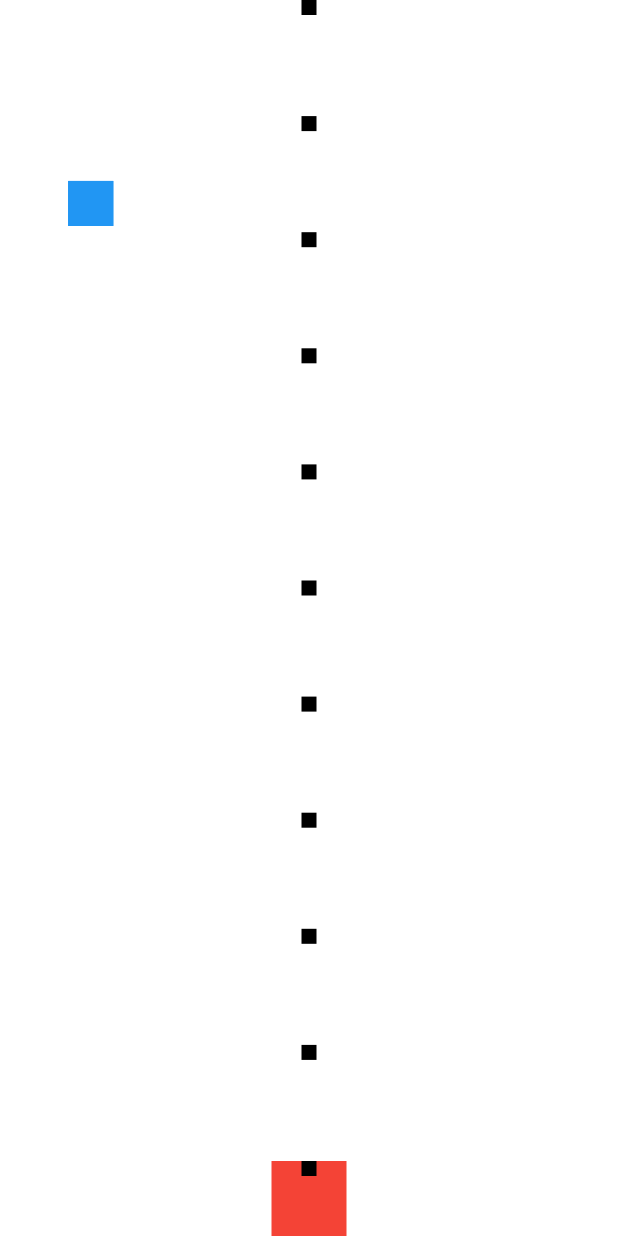
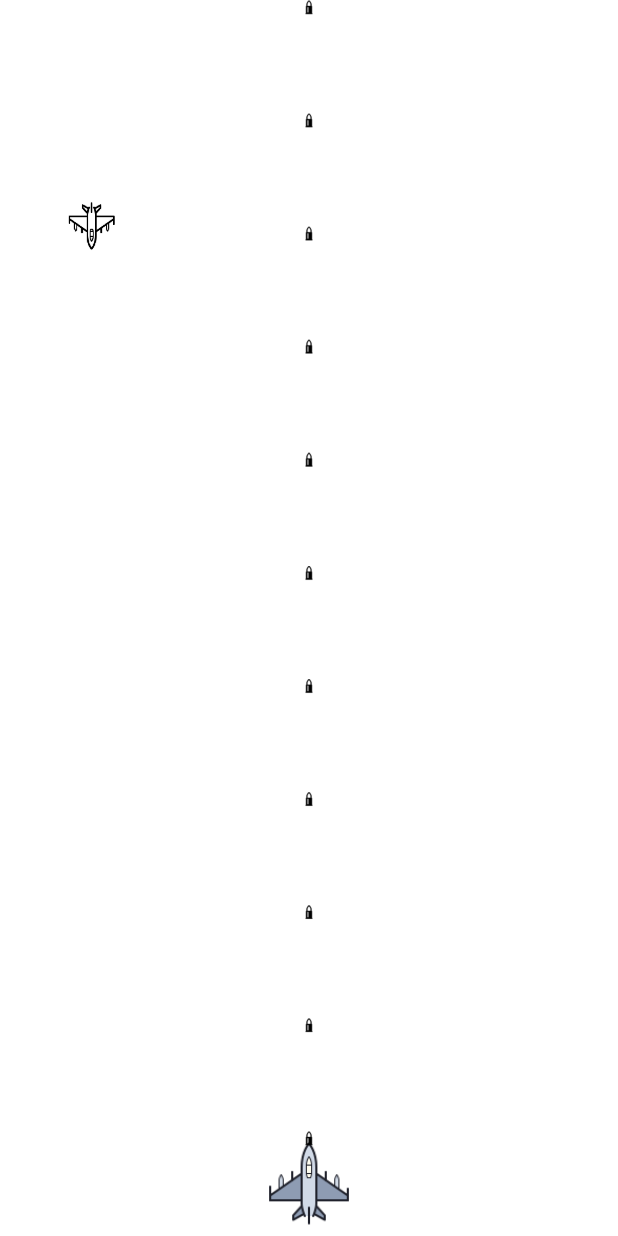
Before and after one commit to Anima18/flutter_widgets, a Flutter app: the GameListPage screen opened by its route, after a tap on "射击游戏", on a phone screen of 412 x 824 dp. Run offline on Flutter 3.47's test engine with Material 2 defaults, Android fonts, the light colour scheme and no system bars; our stand-ins replace audioplayers, connectivity_plus, device_info_plus, flutter_easyloading, flutter_local_notifications, flutter_slidable and 5 more; missing offline and left inert: matrioska; accounts and stored records are empty; project files that could hold a hidden picture were left out.

Commit message:
优化战斗机，子弹，敌机

```diff
--- a/lib/element/game/shooting/bullet.dart
+++ b/lib/element/game/shooting/bullet.dart
@@ -1,4 +1,5 @@
 import 'package:flutter/material.dart';
+import 'package:flutter/widgets.dart';
 import 'package:flutter_widgets/element/game/shooting/fighter.dart';
 
 enum BulletStatus {
@@ -69,7 +70,9 @@ class _BulletState extends State<Bullet> with SingleTickerProviderStateMixin {
           child: Container(
             width: width,
             height: width,
-            color: Colors.black,
+            child: Image(
+              image: AssetImage("images/bullet.png"),
+            ),
           ),
         );
       },
--- a/lib/element/game/shooting/enemy_plane.dart
+++ b/lib/element/game/shooting/enemy_plane.dart
@@ -2,7 +2,7 @@ import 'dart:math';
 
 import 'package:flutter/material.dart';
 
-const double enemyPlaneWidth = 30.0;
+const double enemyPlaneWidth = 40.0;
 class EnemyPlane extends StatefulWidget {
   final Size size;
   final _EnemyPlaneState planeState = _EnemyPlaneState();
@@ -22,7 +22,7 @@ class _EnemyPlaneState extends State<EnemyPlane> with SingleTickerProviderStateM
   late double left;
 
   void reset() {
-    left = Random().nextDouble() * widget.size.width;
+    left = Random().nextDouble() * (widget.size.width - enemyPlaneWidth);
     controller.forward(from: 0.0);
   }
 
@@ -58,7 +58,9 @@ class _EnemyPlaneState extends State<EnemyPlane> with SingleTickerProviderStateM
           child: Container(
             width: enemyPlaneWidth,
             height: enemyPlaneWidth,
-            color: Colors.blue,
+            child: Image(
+              image: AssetImage("images/enemy_plane.png"),
+            ),
           ),
         );
       },
--- a/lib/element/game/shooting/fighter.dart
+++ b/lib/element/game/shooting/fighter.dart
@@ -27,7 +27,7 @@ class Fighter extends StatefulWidget {
 class FighterState extends State<Fighter> {
   late double top;
   late double left;
-  late double width = 50.0;
+  late double width = 70.0;
   late Timer timer;
 
   @override
@@ -67,8 +67,6 @@ class FighterState extends State<Fighter> {
       } else {
         widget.bulletsController.add(Bullet(fighterState: this));
       }
-
-      widget.hitController.add(true);
       this.timer = timer;
     });
   }
@@ -90,9 +88,11 @@ class FighterState extends State<Fighter> {
       top: top,
       left: left,
       child: Container(
-        width: 50,
-        height: 50,
-        color: Colors.red,
+        width: width,
+        height: width,
+        child: Image(
+          image: AssetImage("images/fighter.png"),
+        ),
       ),
     );
   }
--- a/lib/element/game/shooting/shooting_play_page.dart
+++ b/lib/element/game/shooting/shooting_play_page.dart
@@ -19,6 +19,7 @@ class _ShootPlayPageState extends State<ShootPlayPage> {
   late StreamController<DragUpdateDetails> _streamController;
   late StreamController<Bullet> _bulletController;
   late StreamController _hitController;
+  late Timer hitTimer;
 
   List<Bullet> bullets = [];
   List<EnemyPlane> enemyPlanes = [];
@@ -34,19 +35,17 @@ class _ShootPlayPageState extends State<ShootPlayPage> {
 
     _bulletController.stream.listen((bullet) {
       setState(() {
+        print("=========create=============");
         bullets.add(bullet);
       });
     });
-
-    _hitController.stream.listen((event) {
+    Timer.periodic(Duration(milliseconds: 10), (timer) {
       enemyPlanes.forEach((enemyPlane) {
         RenderBox enemyRenderBox =
         enemyPlane.planeState.context.findRenderObject() as RenderBox;
         var enemyOffset = enemyRenderBox.localToGlobal(Offset.zero);
-
-        print("${enemyOffset.dx}=======${enemyOffset.dy}");
-
         bullets.forEach((bullet) {
+          if(bullet.status == BulletStatus.shooting) {
             RenderBox bulletRenderBox =
             bullet.bulletState.context.findRenderObject() as RenderBox;
             var bulletOffset = bulletRenderBox.localToGlobal(Offset.zero);
@@ -57,10 +56,15 @@ class _ShootPlayPageState extends State<ShootPlayPage> {
               bullet.shooting();
               enemyPlane.beHit();
             }
+          }
         });
       });
+      hitTimer = timer;
     });
+    /*_hitController.stream.listen((event) {
 
+    });
+*/
     enemyPlanes.add(EnemyPlane(widget.size));
     enemyPlanes.add(EnemyPlane(widget.size));
     enemyPlanes.add(EnemyPlane(widget.size));
@@ -72,11 +76,13 @@ class _ShootPlayPageState extends State<ShootPlayPage> {
     _streamController.close();
     _bulletController.close();
     _hitController.close();
+    hitTimer.cancel();
   }
 
   @override
   Widget build(BuildContext context) {
-    return GestureDetector(
+    return SafeArea(
+      child: GestureDetector(
           onPanUpdate: _onPanUpdate,
           child: Container(
             color: Colors.white,
@@ -96,7 +102,8 @@ class _ShootPlayPageState extends State<ShootPlayPage> {
                 EnemyPlane(widget.size),*/
               ],
             ),
-        ));
+          )),
+    );
   }
 
   void _onPanUpdate(DragUpdateDetails details) {
```
Also changed, not shown: images/bullet.png (added), images/enemy_plane.png (added), images/fighter.png (added). Lines whose indentation alone changed are shown as unchanged.
